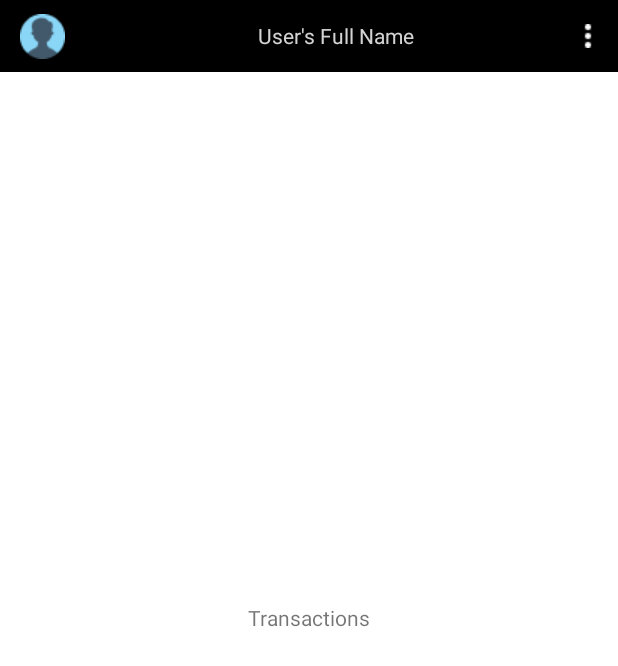
After one commit to kientran0903/MoneyLover, an Android app: the layout fragment_transactions.xml on its own in the app's theme, with its tools: preview values and no code run, on a phone screen of 412 x 824 dp. The commit adds this screen. Shown: the top 666 px of the screen. Run offline under Robolectric (Android 15) with nearby library versions, the phone set to English and light mode, and no system bars.

Commit message:
basic main screen with transaction and account tabs

```diff
--- /dev/null
+++ b/app/src/main/res/color/selector_bottom_tab_item.xml
@@ -0,0 +1,5 @@
+<?xml version="1.0" encoding="utf-8"?>
+<selector xmlns:android="http://schemas.android.com/apk/res/android">
+    <item android:color="@color/white" android:state_selected="true" />
+    <item android:color="@color/grey" />
+</selector>
--- /dev/null
+++ b/app/src/main/res/layout/fragment_transactions.xml
@@ -0,0 +1,32 @@
+<?xml version="1.0" encoding="utf-8"?>
+<RelativeLayout xmlns:android="http://schemas.android.com/apk/res/android"
+    xmlns:app="http://schemas.android.com/apk/res-auto"
+    xmlns:tools="http://schemas.android.com/tools"
+    android:layout_width="match_parent"
+    android:layout_height="match_parent"
+    tools:context=".fragment.TransactionsFragment">
+
+    <androidx.appcompat.widget.Toolbar
+        android:layout_width="match_parent"
+        android:layout_height="48dp"
+        android:background="@color/black"
+        app:menu="@menu/menu_main"
+        app:navigationIcon="@drawable/user">
+
+        <TextView
+            android:id="@+id/tvUsername"
+            android:layout_width="match_parent"
+            android:layout_height="wrap_content"
+            android:gravity="center"
+            android:textColor="@color/grey"
+            tools:text="User's Full Name" />
+
+    </androidx.appcompat.widget.Toolbar>
+
+    <TextView
+        android:layout_width="wrap_content"
+        android:layout_height="wrap_content"
+        android:layout_centerInParent="true"
+        android:text="@string/transactions" />
+
+</RelativeLayout>
--- /dev/null
+++ b/app/src/main/res/menu/menu_main.xml
@@ -0,0 +1,12 @@
+<?xml version="1.0" encoding="utf-8"?>
+<menu xmlns:android="http://schemas.android.com/apk/res/android">
+    <item
+        android:id="@+id/itemJumpToDay"
+        android:title="@string/jump_to_day" />
+    <item
+        android:id="@+id/itemViewByTransaction"
+        android:title="@string/view_by_transaction"/>
+    <item
+        android:id="@+id/itemSreacForTransaction"
+        android:title="@string/search_for_transaction"/>
+</menu>
--- a/app/src/main/res/values/strings.xml
+++ b/app/src/main/res/values/strings.xml
@@ -16,5 +16,12 @@
     <string name="confirm_password">Confirm Password</string>
     <string name="sign_up_button">SIGN UP</string>
     <string name="already_have_account_signup">Already have account?</string>
+    <string name="error_sign_up_confirm_password">The confirmed password should be the same as password.</string>
+    <string name="transactions">Transactions</string>
+    <string name="account">Account</string>
+    <string name="plus">+</string>
+    <string name="jump_to_day">Jump to day</string>
+    <string name="view_by_transaction">View by transaction</string>
+    <string name="search_for_transaction">Search for transaction</string>
 
 </resources>
--- a/app/src/main/res/values/styles.xml
+++ b/app/src/main/res/values/styles.xml
@@ -5,9 +5,15 @@
         <item name="colorPrimary">@color/colorPrimary</item>
         <item name="colorPrimaryDark">@color/colorPrimaryDark</item>
         <item name="colorAccent">@color/colorAccent</item>
+        <item name="actionOverflowButtonStyle">@style/OverFlow</item>
     </style>
     <style name="AppTheme.NoActionBar">
         <item name="windowActionBar">false</item>
         <item name="windowNoTitle">true</item>
     </style>
+    <style name="OverFlow" parent="@style/Widget.AppCompat.Light.ActionButton.Overflow">
+        <item name="android:src">@drawable/open_menu</item>
+    </style>
+
+
 </resources>
```
Also changed, not shown: app/src/main/java/com/media2359/intern0720/moneylover/activity/MainActivity.kt (+48 -0 lines), app/src/main/java/com/media2359/intern0720/moneylover/activity/SplashActivity.kt (+7 -2 lines), app/src/main/java/com/media2359/intern0720/moneylover/fragment/AccountFragment.kt (added, +18 -0 lines), app/src/main/java/com/media2359/intern0720/moneylover/fragment/TransactionsFragment.kt (added, +22 -0 lines), app/src/main/res/layout/activity_main.xml (+59 -8 lines), app/src/main/res/layout/fragment_account.xml (added, +14 -0 lines), app/src/main/res/menu/menu_item.xml (added, +12 -0 lines), app/src/main/res/drawable/add_transactions.png (added), app/src/main/res/drawable/ic_account.png (added), app/src/main/res/drawable/ic_wallet.png (added), app/src/main/res/drawable/open_menu.png (added), app/src/main/res/drawable/user.png (added).
